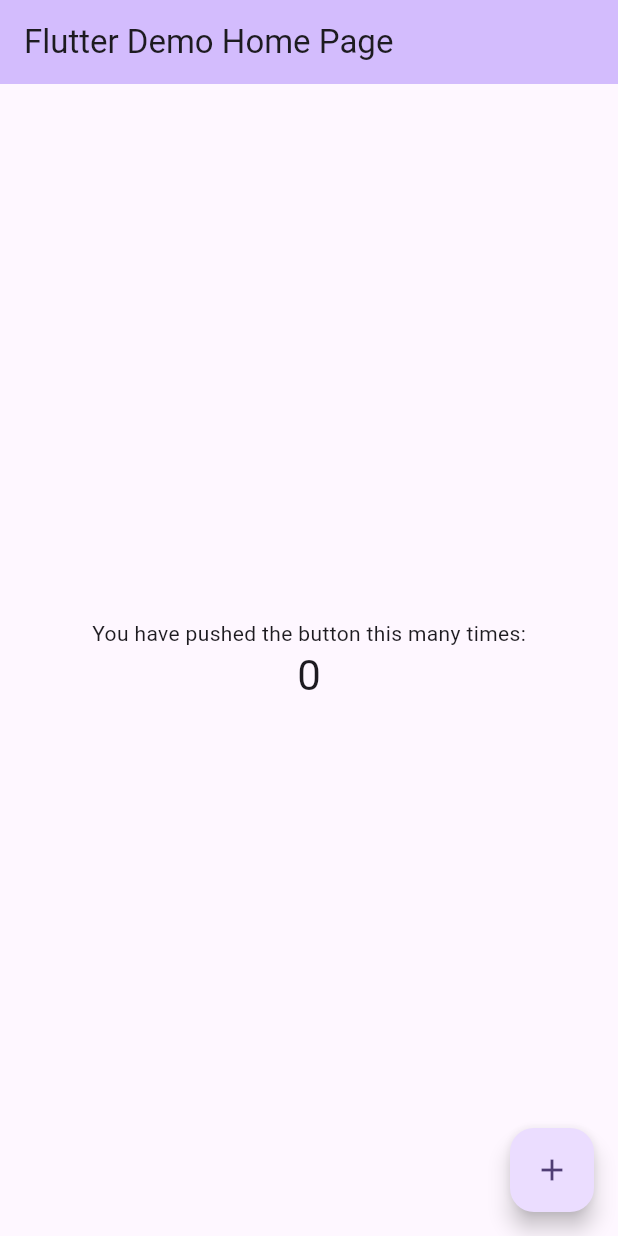
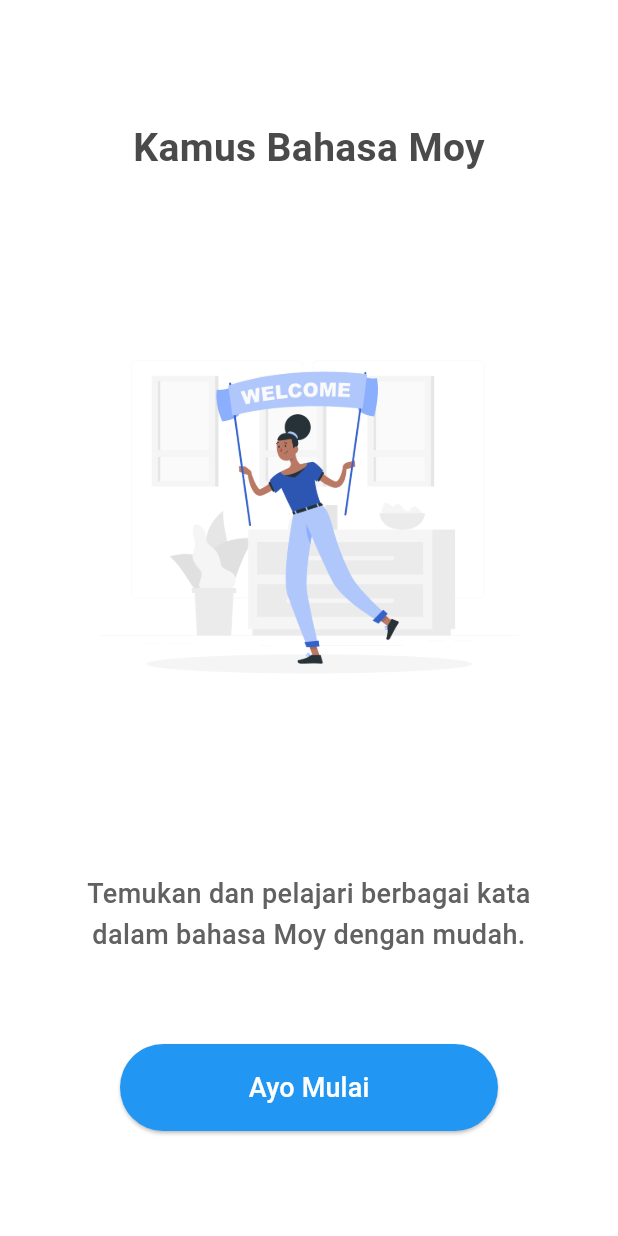
Before and after one commit to papua-opensource/kamus-bahasa-moy, a Flutter app: the screen it shows after launch, on a phone screen of 412 x 824 dp. Run offline on Flutter 3.47's test engine with Material 3 defaults, Android fonts, the light colour scheme and no system bars.

Commit message:
feat: add splash screen and favorites page with navigation

```diff
--- a/lib/main.dart
+++ b/lib/main.dart
@@ -1,125 +1,23 @@
 import 'package:flutter/material.dart';
+import 'splash_screen.dart';
 
 void main() {
   runApp(const MyApp());
 }
 
 class MyApp extends StatelessWidget {
-  const MyApp({super.key});
+  const MyApp({Key? key}) : super(key: key);
 
-  // This widget is the root of your application.
   @override
   Widget build(BuildContext context) {
     return MaterialApp(
-      title: 'Flutter Demo',
+      debugShowCheckedModeBanner: false,
+      title: 'Kamus Bahasa Moy',
       theme: ThemeData(
-        // This is the theme of your application.
-        //
-        // TRY THIS: Try running your application with "flutter run". You'll see
-        // the application has a purple toolbar. Then, without quitting the app,
-        // try changing the seedColor in the colorScheme below to Colors.green
-        // and then invoke "hot reload" (save your changes or press the "hot
-        // reload" button in a Flutter-supported IDE, or press "r" if you used
-        // the command line to start the app).
-        //
-        // Notice that the counter didn't reset back to zero; the application
-        // state is not lost during the reload. To reset the state, use hot
-        // restart instead.
-        //
-        // This works for code too, not just values: Most code changes can be
-        // tested with just a hot reload.
-        colorScheme: ColorScheme.fromSeed(seedColor: Colors.deepPurple),
-        useMaterial3: true,
+        primarySwatch: Colors.blue,
+        fontFamily: 'Roboto',
       ),
-      home: const MyHomePage(title: 'Flutter Demo Home Page'),
+      home: const SplashScreen(),
     );
   }
 }
-
-class MyHomePage extends StatefulWidget {
-  const MyHomePage({super.key, required this.title});
-
-  // This widget is the home page of your application. It is stateful, meaning
-  // that it has a State object (defined below) that contains fields that affect
-  // how it looks.
-
-  // This class is the configuration for the state. It holds the values (in this
-  // case the title) provided by the parent (in this case the App widget) and
-  // used by the build method of the State. Fields in a Widget subclass are
-  // always marked "final".
-
-  final String title;
-
-  @override
-  State<MyHomePage> createState() => _MyHomePageState();
-}
-
-class _MyHomePageState extends State<MyHomePage> {
-  int _counter = 0;
-
-  void _incrementCounter() {
-    setState(() {
-      // This call to setState tells the Flutter framework that something has
-      // changed in this State, which causes it to rerun the build method below
-      // so that the display can reflect the updated values. If we changed
-      // _counter without calling setState(), then the build method would not be
-      // called again, and so nothing would appear to happen.
-      _counter++;
-    });
-  }
-
-  @override
-  Widget build(BuildContext context) {
-    // This method is rerun every time setState is called, for instance as done
-    // by the _incrementCounter method above.
-    //
-    // The Flutter framework has been optimized to make rerunning build methods
-    // fast, so that you can just rebuild anything that needs updating rather
-    // than having to individually change instances of widgets.
-    return Scaffold(
-      appBar: AppBar(
-        // TRY THIS: Try changing the color here to a specific color (to
-        // Colors.amber, perhaps?) and trigger a hot reload to see the AppBar
-        // change color while the other colors stay the same.
-        backgroundColor: Theme.of(context).colorScheme.inversePrimary,
-        // Here we take the value from the MyHomePage object that was created by
-        // the App.build method, and use it to set our appbar title.
-        title: Text(widget.title),
-      ),
-      body: Center(
-        // Center is a layout widget. It takes a single child and positions it
-        // in the middle of the parent.
-        child: Column(
-          // Column is also a layout widget. It takes a list of children and
-          // arranges them vertically. By default, it sizes itself to fit its
-          // children horizontally, and tries to be as tall as its parent.
-          //
-          // Column has various properties to control how it sizes itself and
-          // how it positions its children. Here we use mainAxisAlignment to
-          // center the children vertically; the main axis here is the vertical
-          // axis because Columns are vertical (the cross axis would be
-          // horizontal).
-          //
-          // TRY THIS: Invoke "debug painting" (choose the "Toggle Debug Paint"
-          // action in the IDE, or press "p" in the console), to see the
-          // wireframe for each widget.
-          mainAxisAlignment: MainAxisAlignment.center,
-          children: <Widget>[
-            const Text(
-              'You have pushed the button this many times:',
-            ),
-            Text(
-              '$_counter',
-              style: Theme.of(context).textTheme.headlineMedium,
-            ),
-          ],
-        ),
-      ),
-      floatingActionButton: FloatingActionButton(
-        onPressed: _incrementCounter,
-        tooltip: 'Increment',
-        child: const Icon(Icons.add),
-      ), // This trailing comma makes auto-formatting nicer for build methods.
-    );
-  }
-}
--- /dev/null
+++ b/lib/splash_screen.dart
@@ -0,0 +1,84 @@
+import 'package:flutter/material.dart';
+import 'home_page.dart';
+
+class SplashScreen extends StatelessWidget {
+  const SplashScreen({Key? key}) : super(key: key);
+
+  @override
+  Widget build(BuildContext context) {
+    return Scaffold(
+      backgroundColor: Colors.white,
+      body: SafeArea(
+        child: Column(
+          children: [
+            const SizedBox(height: 80),
+            // Title
+            const Text(
+              'Kamus Bahasa Moy',
+              style: TextStyle(
+                fontSize: 26,
+                fontWeight: FontWeight.w600,
+                color: Color(0xFF4A4A4A),
+              ),
+            ),
+            const Spacer(),
+            // Welcome illustration
+            Center(
+              child: Image.asset(
+                'assets/images/welcome_illustration.png',
+                height: 280,
+              ),
+            ),
+            const Spacer(),
+            // Description text
+            Padding(
+              padding: const EdgeInsets.symmetric(horizontal: 40),
+              child: Text(
+                'Temukan dan pelajari berbagai kata dalam bahasa Moy dengan mudah.',
+                textAlign: TextAlign.center,
+                style: TextStyle(
+                  fontSize: 18,
+                  fontWeight: FontWeight.w500,
+                  color: Colors.grey[700],
+                  height: 1.5,
+                ),
+              ),
+            ),
+            const SizedBox(height: 40),
+            // Start button
+            Padding(
+              padding: const EdgeInsets.symmetric(horizontal: 80, vertical: 20),
+              child: ElevatedButton(
+                onPressed: () {
+                  // Navigate to the home page
+                  Navigator.pushReplacement(
+                      context,
+                      MaterialPageRoute(
+                          builder: (context) => const HomePage()));
+                },
+                style: ElevatedButton.styleFrom(
+                  backgroundColor: Colors.blue,
+                  padding: const EdgeInsets.symmetric(vertical: 16),
+                  shape: RoundedRectangleBorder(
+                    borderRadius: BorderRadius.circular(30),
+                  ),
+                ),
+                child: const Center(
+                  child: Text(
+                    'Ayo Mulai',
+                    style: TextStyle(
+                      fontSize: 18,
+                      fontWeight: FontWeight.w500,
+                      color: Colors.white,
+                    ),
+                  ),
+                ),
+              ),
+            ),
+            const SizedBox(height: 50),
+          ],
+        ),
+      ),
+    );
+  }
+}
--- a/pubspec.yaml
+++ b/pubspec.yaml
@@ -58,6 +58,8 @@ flutter:
   uses-material-design: true
 
   # To add assets to your application, add an assets section, like this:
+  assets:
+    - assets/images/welcome_illustration.png
   # assets:
   #   - images/a_dot_burr.jpeg
   #   - images/a_dot_ham.jpeg
```
Also changed, not shown: lib/favorites_page.dart (added, +99 -0 lines), lib/home_page.dart (added, +114 -0 lines), assets/images/welcome_illustration.png (added).
